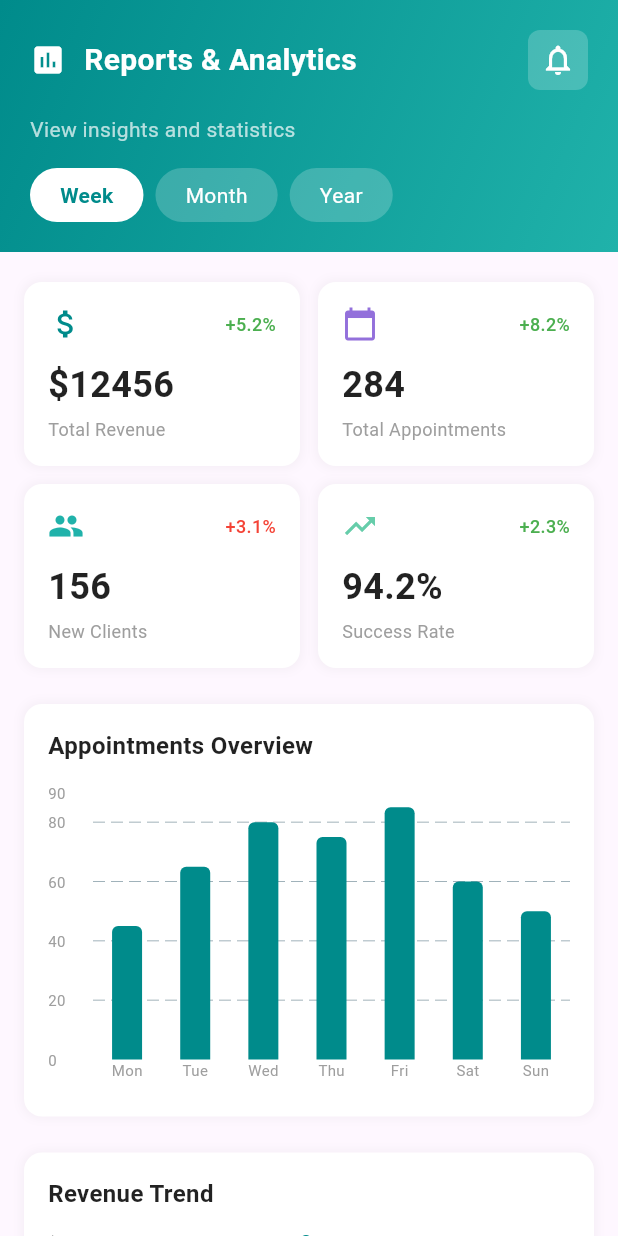
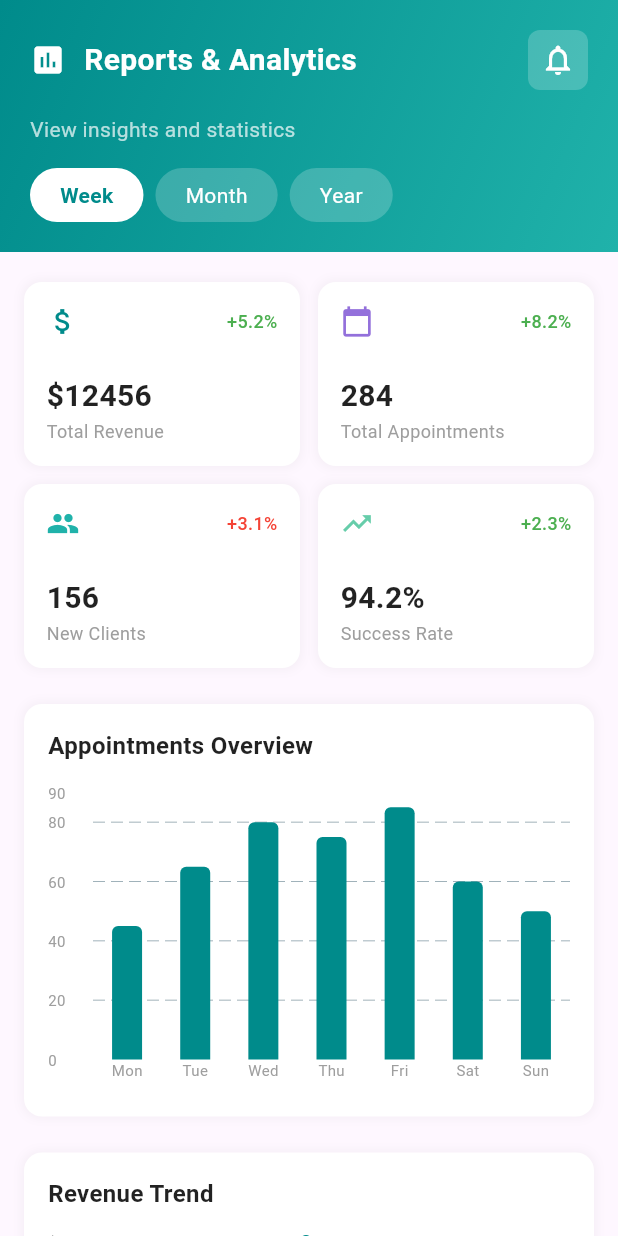
Before and after one commit to laspraharshana/clinic-booking-frontend, a Flutter app: the ReportsAnalyticsPage screen opened directly, on a phone screen of 412 x 824 dp. Run offline on Flutter 3.47's test engine with Material 3 defaults, Android fonts, the phone set to English and light mode, and no system bars; drawn by our look-alikes of fl_chart; our stand-ins replace dio, firebase_auth, firebase_core; accounts and stored records are empty.

Commit message:
update changes

```diff
--- a/lib/main.dart
+++ b/lib/main.dart
@@ -1,4 +1,5 @@
 import 'package:clinic_booking_frontend/dasboard.dart';
+import 'package:clinic_booking_frontend/report.dart';
 import 'package:clinic_booking_frontend/signin_signup.dart';
 
 import 'package:flutter/material.dart';
@@ -22,7 +23,7 @@ class MyApp extends StatelessWidget {
       title: 'Clinic Booking',
       theme: ThemeData(primarySwatch: Colors.blue),
       // 👇 Start app with SignIn & SignUp screen
-      home: const SignInAndSignUp(),
+      home: const ReportsAnalyticsPage(),
     );
   }
 }
--- a/lib/report.dart
+++ b/lib/report.dart
@@ -206,7 +206,7 @@ class _DashboardScreenState extends State<ReportsAnalyticsPage> {
     bool isPositive,
   ) {
     return Container(
-      padding: const EdgeInsets.all(16),
+      padding: const EdgeInsets.all(15),
       decoration: BoxDecoration(
         color: Colors.white,
         borderRadius: BorderRadius.circular(12),
@@ -224,7 +224,7 @@ class _DashboardScreenState extends State<ReportsAnalyticsPage> {
         children: [
           Row(
             children: [
-              Icon(icon, color: color, size: 24),
+              Icon(icon, color: color, size: 22),
               const Spacer(),
               Text(
                 change,
@@ -242,12 +242,12 @@ class _DashboardScreenState extends State<ReportsAnalyticsPage> {
               Text(
                 value,
                 style: const TextStyle(
-                  fontSize: 24,
+                  fontSize: 20,
                   fontWeight: FontWeight.bold,
                   color: Colors.black87,
                 ),
               ),
-              const SizedBox(height: 4),
+              const SizedBox(height: 0),
               Text(
                 title,
                 style: const TextStyle(fontSize: 12, color: Colors.grey),
@@ -578,13 +578,13 @@ class _DashboardScreenState extends State<ReportsAnalyticsPage> {
         child: Column(
           mainAxisAlignment: MainAxisAlignment.center,
           children: [
-            Icon(icon, color: color, size: 32),
-            const SizedBox(height: 8),
+            Icon(icon, color: color, size: 19),
+            const SizedBox(height: 3),
             Text(
               title,
               textAlign: TextAlign.center,
               style: const TextStyle(
-                fontSize: 12,
+                fontSize: 10,
                 color: Colors.black87,
                 fontWeight: FontWeight.w500,
               ),
```
